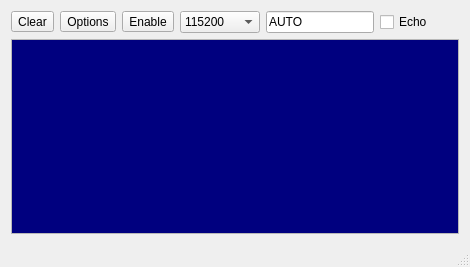
The window that forms/mainwindow.ui (parallaxinc/PropellerManager) describes before a commit, drawn with Qt 5.
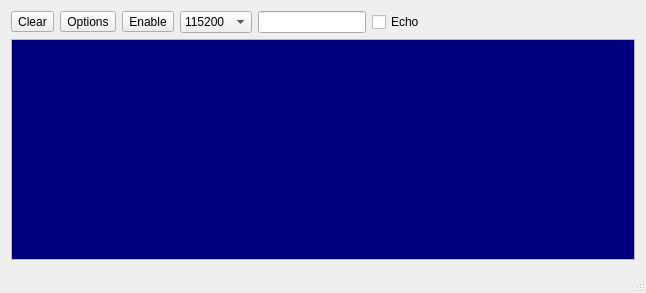
The same window after the commit. Icons and pictures are not drawn. Custom widgets are drawn as their Qt base class.

Commit message: Added horizontal spacer to fix menu sizing

```diff
--- a/forms/mainwindow.ui
+++ b/forms/mainwindow.ui
@@ -6,8 +6,8 @@
    <rect>
     <x>0</x>
     <y>0</y>
-    <width>470</width>
-    <height>267</height>
+    <width>646</width>
+    <height>293</height>
    </rect>
   </property>
   <property name="windowTitle">
@@ -61,6 +61,12 @@
       </item>
       <item>
        <widget class="QComboBox" name="baudRate">
+        <property name="sizePolicy">
+         <sizepolicy hsizetype="Minimum" vsizetype="Fixed">
+          <horstretch>0</horstretch>
+          <verstretch>0</verstretch>
+         </sizepolicy>
+        </property>
         <property name="toolTip">
          <string>Select baud rate</string>
         </property>
@@ -126,9 +132,6 @@
         <property name="statusTip">
          <string>Select baud rate</string>
         </property>
-        <property name="text">
-         <string>AUTO</string>
-        </property>
         <property name="readOnly">
          <bool>true</bool>
         </property>
@@ -147,6 +150,19 @@
         </property>
        </widget>
       </item>
+      <item>
+       <spacer name="horizontalSpacer">
+        <property name="orientation">
+         <enum>Qt::Horizontal</enum>
+        </property>
+        <property name="sizeHint" stdset="0">
+         <size>
+          <width>40</width>
+          <height>20</height>
+         </size>
+        </property>
+       </spacer>
+      </item>
      </layout>
     </item>
     <item>
```
